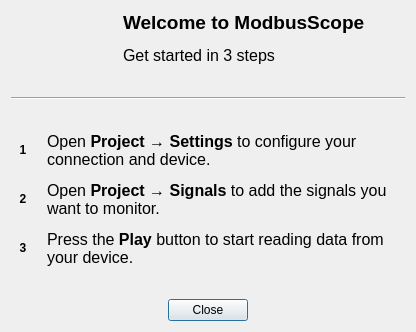
Old version of the form src/dialogs/quickstartdialog.ui in the repository ModbusScope/ModbusScope.
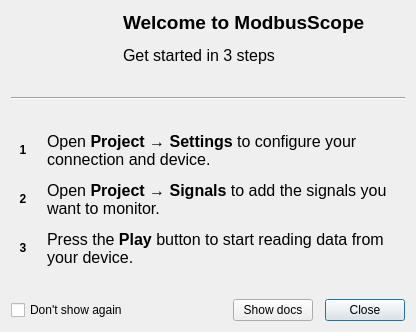
New version of the form. Icons and pictures are not drawn.

Commit message:
Add Show docs button and Don't show again option to quick start dialog
Replace first-install detection with a persisted hideQuickStart setting.

Claude-Session: https://claude.ai/code/session_01Jbg1V1KgV6xZgqByj7Q5fa

```diff
--- a/src/dialogs/quickstartdialog.ui
+++ b/src/dialogs/quickstartdialog.ui
@@ -292,6 +292,13 @@
      <property name="topMargin">
       <number>0</number>
      </property>
+     <item>
+      <widget class="QCheckBox" name="chkDontShowAgain">
+       <property name="text">
+        <string>Don't show again</string>
+       </property>
+      </widget>
+     </item>
      <item>
       <spacer name="horizontalSpacerCloseLeft">
        <property name="orientation">
@@ -305,6 +312,16 @@
        </property>
       </spacer>
      </item>
+     <item>
+      <widget class="QPushButton" name="btnShowDocs">
+       <property name="text">
+        <string>Show docs</string>
+       </property>
+       <property name="autoDefault">
+        <bool>false</bool>
+       </property>
+      </widget>
+     </item>
      <item>
       <widget class="QPushButton" name="btnClose">
        <property name="text">
@@ -312,19 +329,6 @@
        </property>
       </widget>
      </item>
-     <item>
-      <spacer name="horizontalSpacerCloseRight">
-       <property name="orientation">
-        <enum>Qt::Orientation::Horizontal</enum>
-       </property>
-       <property name="sizeHint" stdset="0">
-        <size>
-         <width>40</width>
-         <height>20</height>
-        </size>
-       </property>
-      </spacer>
-     </item>
     </layout>
    </item>
   </layout>
```
The commit also changes 4 other files.
